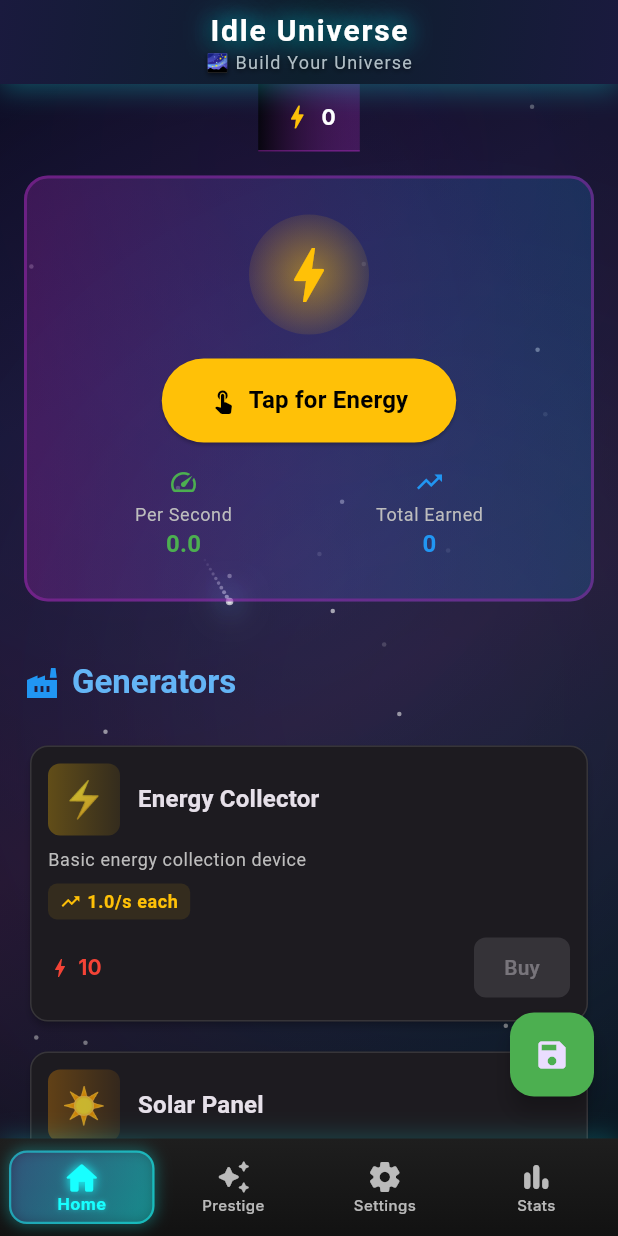
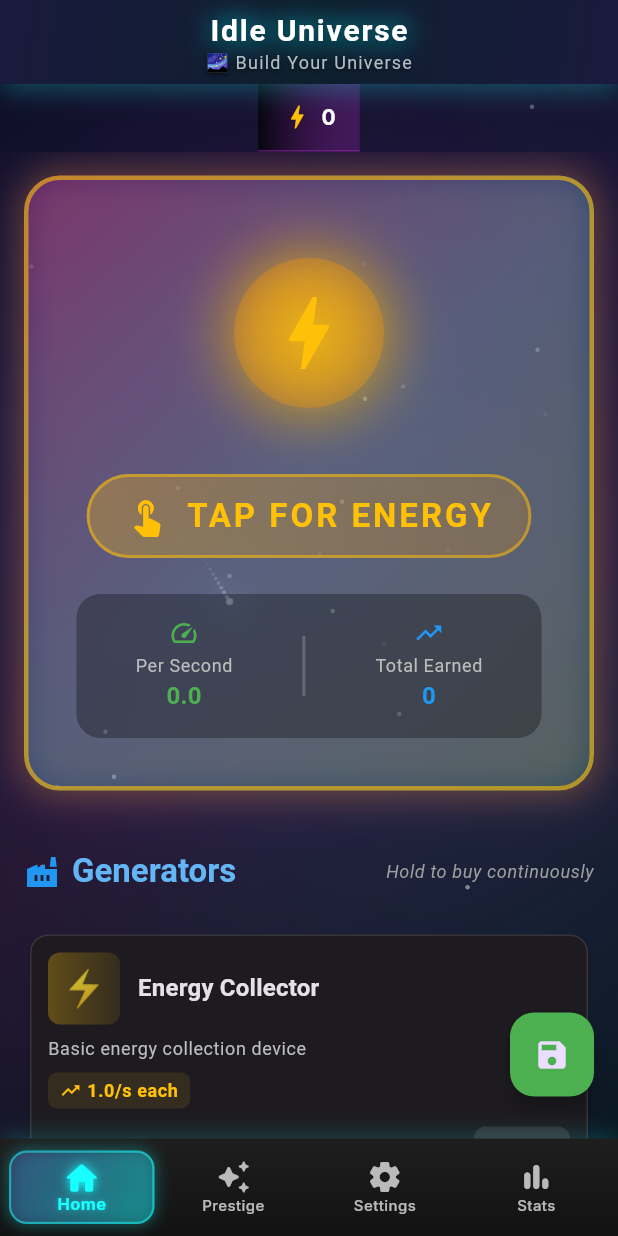
Before and after one commit to ThanhdatOris/idle_universe, a Flutter app: the screen it shows after launch, on a phone screen of 412 x 824 dp. Run offline on Flutter 3.47's test engine with Material 3 defaults, Android fonts, the phone set to English and light mode, and no system bars; our stand-ins replace decimal, flutter_riverpod, google_fonts, shared_preferences.

Commit message:
feat: Enhanced UI with hold-to-buy and improved tap area

```diff
--- a/lib/core/widgets/item_card.dart
+++ b/lib/core/widgets/item_card.dart
@@ -1,5 +1,5 @@
+import 'package:decimal/decimal.dart';
 import 'package:flutter/material.dart';
-import 'package:decimal/decimal.dart';
 import 'package:idle_universe/core/utils/utils.dart';
 
 /// ItemCard - Card component cho Generator/Upgrade
@@ -21,6 +21,7 @@ class ItemCard extends StatelessWidget {
   final String? effectText;
   final VoidCallback? onPurchase;
   final VoidCallback? onLongPress;
+  final VoidCallback? onHoldRelease;
   final Color? accentColor;
   final bool isLocked;
   final String? lockReason;
@@ -38,6 +39,7 @@ class ItemCard extends StatelessWidget {
     this.effectText,
     this.onPurchase,
     this.onLongPress,
+    this.onHoldRelease,
     this.accentColor,
     this.isLocked = false,
     this.lockReason,
@@ -201,7 +203,13 @@ class ItemCard extends StatelessWidget {
 
                   // Purchase button
                   if (!isLocked)
-                    ElevatedButton(
+                    GestureDetector(
+                      onTapDown: canAfford && onLongPress != null
+                          ? (_) => onLongPress?.call()
+                          : null,
+                      onTapUp: (_) => onHoldRelease?.call(),
+                      onTapCancel: () => onHoldRelease?.call(),
+                      child: ElevatedButton(
                         onPressed: canAfford ? onPurchase : null,
                         style: ElevatedButton.styleFrom(
                           backgroundColor: color,
@@ -215,6 +223,7 @@ class ItemCard extends StatelessWidget {
                           ),
                         ),
                         child: const Text('Buy'),
+                      ),
                     )
                   else
                     Tooltip(
--- a/lib/features/home/presentation/logic/comprehensive_game_controller.dart
+++ b/lib/features/home/presentation/logic/comprehensive_game_controller.dart
@@ -169,15 +169,27 @@ class ComprehensiveGameController extends Notifier<GameState> {
 
   // ========== GENERATOR ACTIONS ==========
 
-  /// Purchase generator
-  void purchaseGenerator(String generatorId, {int amount = 1}) {
-    final success = state.purchaseGenerator(generatorId, amount: amount);
+  /// Purchase generator (buys as many as possible up to amount)
+  /// Returns actual number purchased
+  int purchaseGenerator(String generatorId, {int amount = 1}) {
+    int purchased = 0;
 
-    if (success) {
+    for (int i = 0; i < amount; i++) {
+      final success = state.purchaseGenerator(generatorId, amount: 1);
+      if (success) {
+        purchased++;
+      } else {
+        break; // Can't afford more
+      }
+    }
+
+    if (purchased > 0) {
       state = state.copyWith();
-      _stats?.incrementGeneratorsPurchased(count: amount);
-      LoggerService.info('Purchased $amount x $generatorId');
+      _stats?.incrementGeneratorsPurchased(count: purchased);
+      LoggerService.info('Purchased $purchased x $generatorId');
     }
+
+    return purchased;
   }
 
   /// Get generator by ID
--- a/lib/features/home/presentation/screens/home_screen.dart
+++ b/lib/features/home/presentation/screens/home_screen.dart
@@ -1,14 +1,62 @@
+import 'dart:async';
+
 import 'package:flutter/material.dart';
 import 'package:flutter_riverpod/flutter_riverpod.dart';
 import 'package:idle_universe/core/widgets/widgets.dart';
 import 'package:idle_universe/features/home/presentation/logic/comprehensive_game_controller.dart';
 
 /// HomeScreen - Main game screen with generators
-class HomeScreen extends ConsumerWidget {
+class HomeScreen extends ConsumerStatefulWidget {
   const HomeScreen({super.key});
 
   @override
-  Widget build(BuildContext context, WidgetRef ref) {
+  ConsumerState<HomeScreen> createState() => _HomeScreenState();
+}
+
+class _HomeScreenState extends ConsumerState<HomeScreen> {
+  Timer? _holdTimer;
+  int _tapAnimationKey = 0;
+
+  @override
+  void dispose() {
+    _holdTimer?.cancel();
+    super.dispose();
+  }
+
+  void _startHoldBuying(String generatorId) {
+    // Buy immediately on press
+    _buyGenerator(generatorId);
+
+    // Then buy every 100ms while holding
+    _holdTimer?.cancel();
+    _holdTimer = Timer.periodic(const Duration(milliseconds: 100), (timer) {
+      _buyGenerator(generatorId);
+    });
+  }
+
+  void _stopHoldBuying() {
+    _holdTimer?.cancel();
+    _holdTimer = null;
+  }
+
+  void _buyGenerator(String generatorId) {
+    final controller = ref.read(comprehensiveGameControllerProvider.notifier);
+    final purchased = controller.purchaseGenerator(generatorId);
+
+    if (purchased > 0) {
+      // Trigger animation
+      setState(() => _tapAnimationKey++);
+    }
+  }
+
+  void _onEnergyTap() {
+    final controller = ref.read(comprehensiveGameControllerProvider.notifier);
+    controller.clickEnergy();
+    setState(() => _tapAnimationKey++);
+  }
+
+  @override
+  Widget build(BuildContext context) {
     final gameState = ref.watch(comprehensiveGameControllerProvider);
     final controller = ref.read(comprehensiveGameControllerProvider.notifier);
 
@@ -33,7 +81,7 @@ class HomeScreen extends ConsumerWidget {
                 slivers: [
                   // Energy Display Section
                   SliverToBoxAdapter(
-                    child: _buildEnergyDisplay(context, gameState, controller),
+                    child: _buildEnergyDisplay(context, gameState),
                   ),
 
                   // Generators Section Header
@@ -54,6 +102,15 @@ class HomeScreen extends ConsumerWidget {
                                   color: Colors.blue.shade300,
                                 ),
                           ),
+                          const Spacer(),
+                          Text(
+                            'Hold to buy continuously',
+                            style:
+                                Theme.of(context).textTheme.bodySmall?.copyWith(
+                                      color: Colors.grey[500],
+                                      fontStyle: FontStyle.italic,
+                                    ),
+                          ),
                         ],
                       ),
                     ),
@@ -71,21 +128,12 @@ class HomeScreen extends ConsumerWidget {
 
                           return Padding(
                             padding: const EdgeInsets.only(bottom: 12),
-                            child: ItemCard(
-                              id: generator.id,
-                              name: generator.name,
-                              description: generator.description,
-                              icon: generator.icon,
-                              cost: cost,
-                              canAfford: canAfford,
-                              owned: generator.owned,
-                              productionText: generator.owned > 0
-                                  ? '${generator.getTotalProduction().toStringAsFixed(1)}/s'
-                                  : '${generator.baseProduction.toStringAsFixed(1)}/s each',
-                              onPurchase: () {
-                                controller.purchaseGenerator(generator.id);
-                              },
-                              accentColor: _getGeneratorColor(index),
+                            child: _buildGeneratorCard(
+                              context,
+                              generator,
+                              cost,
+                              canAfford,
+                              index,
                             ),
                           );
                         },
@@ -108,93 +156,192 @@ class HomeScreen extends ConsumerWidget {
     );
   }
 
-  /// Build energy display section
+  /// Build generator card with hold-to-buy functionality
+  Widget _buildGeneratorCard(
+    BuildContext context,
+    generator,
+    cost,
+    bool canAfford,
+    int index,
+  ) {
+    return ItemCard(
+      id: generator.id,
+      name: generator.name,
+      description: generator.description,
+      icon: generator.icon,
+      cost: cost,
+      canAfford: canAfford,
+      owned: generator.owned,
+      productionText: generator.owned > 0
+          ? '${generator.getTotalProduction().toStringAsFixed(1)}/s'
+          : '${generator.baseProduction.toStringAsFixed(1)}/s each',
+      onPurchase: () {
+        // Single tap buy
+        _buyGenerator(generator.id);
+      },
+      onLongPress: canAfford ? () => _startHoldBuying(generator.id) : null,
+      onHoldRelease: () => _stopHoldBuying(),
+      accentColor: _getGeneratorColor(index),
+    );
+  }
+
+  /// Build energy display section - large tappable area
   Widget _buildEnergyDisplay(
     BuildContext context,
     gameState,
-    controller,
   ) {
-    return Container(
+    return GestureDetector(
+      onTap: _onEnergyTap,
+      child: AnimatedContainer(
+        key: ValueKey(_tapAnimationKey),
+        duration: const Duration(milliseconds: 150),
+        curve: Curves.easeOut,
         margin: const EdgeInsets.all(16),
-      padding: const EdgeInsets.all(24),
+        padding: const EdgeInsets.all(32),
         decoration: BoxDecoration(
           gradient: LinearGradient(
+            begin: Alignment.topLeft,
+            end: Alignment.bottomRight,
             colors: [
-            Colors.purple.withValues(alpha: 0.3),
-            Colors.blue.withValues(alpha: 0.2),
+              Colors.purple.withValues(alpha: 0.4),
+              Colors.blue.withValues(alpha: 0.3),
+              Colors.cyan.withValues(alpha: 0.2),
             ],
           ),
-        borderRadius: BorderRadius.circular(16),
+          borderRadius: BorderRadius.circular(24),
           border: Border.all(
-          color: Colors.purple.withValues(alpha: 0.5),
-          width: 2,
+            color: Colors.amber.withValues(alpha: 0.6),
+            width: 3,
           ),
+          boxShadow: [
+            BoxShadow(
+              color: Colors.amber.withValues(alpha: 0.3),
+              blurRadius: 20,
+              spreadRadius: 2,
+            ),
+            BoxShadow(
+              color: Colors.purple.withValues(alpha: 0.2),
+              blurRadius: 30,
+              spreadRadius: 5,
+            ),
+          ],
         ),
         child: Column(
           children: [
-          // Energy icon
+            // Animated energy orb
+            Stack(
+              alignment: Alignment.center,
+              children: [
+                // Outer glow
                 Container(
-            width: 80,
-            height: 80,
+                  width: 140,
+                  height: 140,
                   decoration: BoxDecoration(
                     shape: BoxShape.circle,
                     gradient: RadialGradient(
                       colors: [
-                  Colors.amber.withValues(alpha: 0.5),
+                        Colors.amber.withValues(alpha: 0.3),
                         Colors.amber.withValues(alpha: 0.1),
+                        Colors.transparent,
                       ],
                     ),
                   ),
-            child: const Icon(
+                ),
+                // Middle layer
+                Container(
+                  width: 100,
+                  height: 100,
+                  decoration: BoxDecoration(
+                    shape: BoxShape.circle,
+                    gradient: RadialGradient(
+                      colors: [
+                        Colors.amber.withValues(alpha: 0.6),
+                        Colors.orange.withValues(alpha: 0.3),
+                      ],
+                    ),
+                    boxShadow: [
+                      BoxShadow(
+                        color: Colors.amber.withValues(alpha: 0.5),
+                        blurRadius: 30,
+                        spreadRadius: 10,
+                      ),
+                    ],
+                  ),
+                ),
+                // Icon
+                const Icon(
                   Icons.bolt,
-              size: 48,
+                  size: 64,
                   color: Colors.amber,
                 ),
+              ],
             ),
-          const SizedBox(height: 16),
+            const SizedBox(height: 24),
 
-          // Click to earn button
-          ElevatedButton(
-            onPressed: () => controller.clickEnergy(),
-            style: ElevatedButton.styleFrom(
-              backgroundColor: Colors.amber,
-              foregroundColor: Colors.black,
+            // Tap instruction
+            Container(
               padding: const EdgeInsets.symmetric(
-                horizontal: 32,
-                vertical: 16,
+                horizontal: 24,
+                vertical: 12,
               ),
-              shape: RoundedRectangleBorder(
+              decoration: BoxDecoration(
+                gradient: LinearGradient(
+                  colors: [
+                    Colors.amber.withValues(alpha: 0.3),
+                    Colors.orange.withValues(alpha: 0.2),
+                  ],
+                ),
                 borderRadius: BorderRadius.circular(30),
+                border: Border.all(
+                  color: Colors.amber.withValues(alpha: 0.5),
+                  width: 2,
                 ),
               ),
               child: Row(
                 mainAxisSize: MainAxisSize.min,
                 children: [
-                const Icon(Icons.touch_app),
-                const SizedBox(width: 8),
+                  const Icon(
+                    Icons.touch_app,
+                    color: Colors.amber,
+                    size: 28,
+                  ),
+                  const SizedBox(width: 12),
                   Text(
-                  'Tap for Energy',
-                  style: Theme.of(context).textTheme.titleMedium?.copyWith(
+                    'TAP FOR ENERGY',
+                    style: Theme.of(context).textTheme.titleLarge?.copyWith(
                           fontWeight: FontWeight.bold,
-                        color: Colors.black,
+                          color: Colors.amber,
+                          letterSpacing: 2,
                         ),
                   ),
                 ],
               ),
             ),
 
-          const SizedBox(height: 16),
+            const SizedBox(height: 24),
 
-          // Stats
-          Row(
+            // Stats row
+            Container(
+              padding: const EdgeInsets.all(16),
+              decoration: BoxDecoration(
+                color: Colors.black.withValues(alpha: 0.3),
+                borderRadius: BorderRadius.circular(16),
+              ),
+              child: Row(
                 mainAxisAlignment: MainAxisAlignment.spaceAround,
                 children: [
                   _buildStatItem(
                     context,
                     icon: Icons.speed,
                     label: 'Per Second',
-                value: '${gameState.getEnergyPerSecond().toStringAsFixed(1)}',
+                    value:
+                        '${gameState.getEnergyPerSecond().toStringAsFixed(1)}',
                     color: Colors.green,
+                  ),
+                  Container(
+                    width: 2,
+                    height: 40,
+                    color: Colors.white.withValues(alpha: 0.2),
                   ),
                   _buildStatItem(
                     context,
@@ -205,7 +352,9 @@ class HomeScreen extends ConsumerWidget {
                   ),
                 ],
               ),
+            ),
           ],
+        ),
       ),
     );
   }
```
Lines whose indentation alone changed are shown as unchanged.
